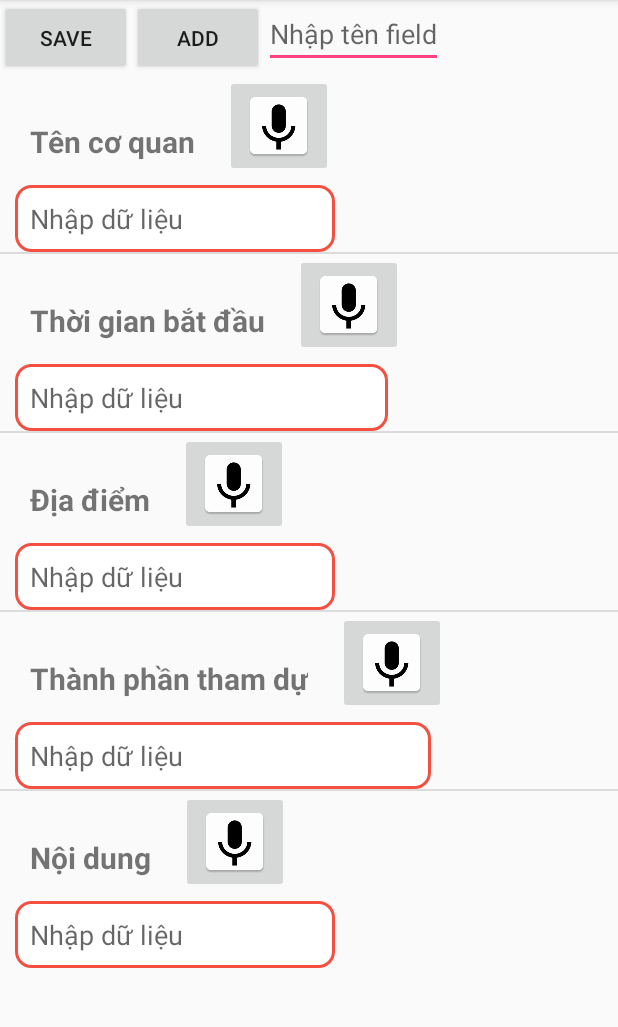
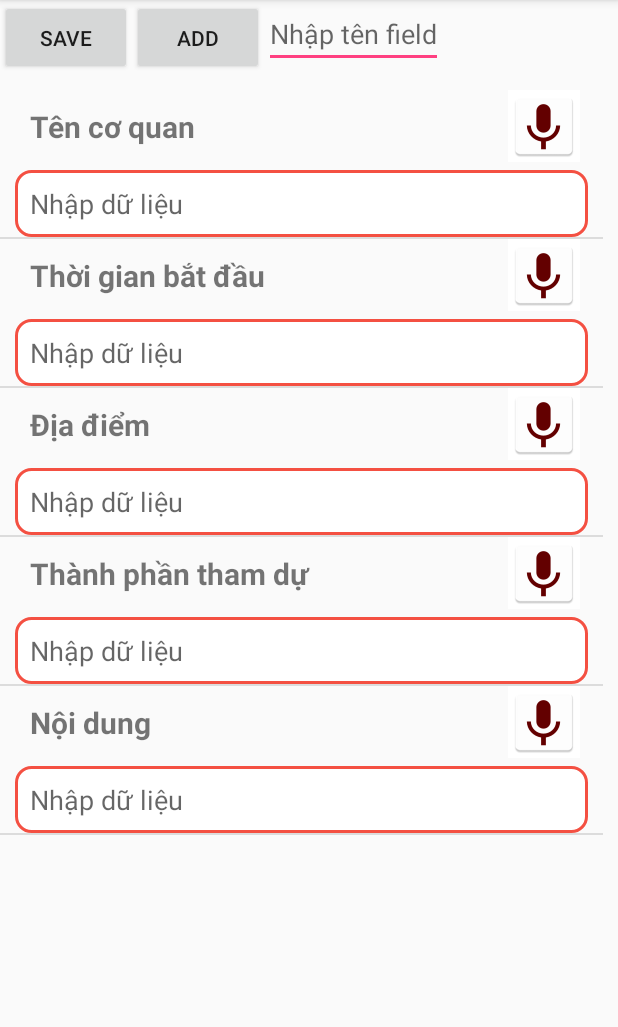
Before and after one commit to lazykitty267/LVTN, an Android app: the ReportDetailActivity screen opened directly, with no data from a screen before it, on a phone screen of 412 x 824 dp, the part 84-1111 px from its top. Run offline under Robolectric (Android 15) with nearby library versions, the phone set to English and light mode, and no system bars; libraries missing offline, so code that uses them is left out: com.github.angads25.filepicker; 1 statement that could not run was skipped.

Commit message:
update field listview

```diff
--- a/app/src/main/res/layout/activity_report_detail.xml
+++ b/app/src/main/res/layout/activity_report_detail.xml
@@ -28,9 +28,12 @@
             android:hint="Nhập tên field"/>
     </LinearLayout>
     <ListView
-        android:layout_width="wrap_content"
-        android:layout_height="wrap_content"
-        android:id="@+id/list_field"></ListView>
+        android:layout_width="match_parent"
+        android:layout_height="match_parent"
+        android:id="@+id/list_field"
+        android:layout_marginBottom="10dp"
+        android:layout_marginTop="10dp"
+        android:layout_marginRight="10dp"></ListView>
 
 
 </LinearLayout>
--- a/app/src/main/res/layout/item_inlist_field.xml
+++ b/app/src/main/res/layout/item_inlist_field.xml
@@ -12,20 +12,24 @@
             android:id="@+id/key_field"
             android:layout_width="wrap_content"
             android:layout_height="wrap_content"
-            android:text="Nội dung"
-            android:textStyle="bold"
-            android:textSize="20dp"
             android:layout_gravity="bottom|left"
-            android:textAlignment="center"
             android:layout_marginLeft="10dp"
             android:layout_marginRight="10dp"
-            android:padding="10dp"/>
+            android:layout_weight="1"
+            android:padding="10dp"
+            android:text="Nội dung"
+            android:textSize="20dp"
+            android:textStyle="bold" />
+
         <ImageButton
+            android:id="@+id/voice_button"
             android:layout_width="wrap_content"
             android:layout_height="wrap_content"
-            android:text="voice"
-            android:src="@mipmap/ic_voice"
-            android:id="@+id/voice_button"/>
+            android:layout_gravity="right"
+            android:layout_marginRight="15dp"
+            android:background="@color/white"
+            android:src="@mipmap/voice_icon"
+            android:text="voice" />
     </LinearLayout>
 
     <LinearLayout
@@ -33,21 +37,20 @@
         android:layout_height="wrap_content">
 
         <EditText
+            android:id="@+id/value_field"
             android:layout_width="match_parent"
             android:layout_height="match_parent"
-            android:inputType="textMultiLine"
-            android:ems="10"
-            android:id="@+id/value_field"
-            android:layout_weight="1"
-            android:layout_marginTop="5dp"
-            android:gravity="top|left"
-            android:scrollbars="vertical"
-            android:hint="Nhập dữ liệu"
-            android:background="@drawable/edittext"
             android:layout_marginLeft="10dp"
             android:layout_marginRight="10dp"
+            android:layout_marginTop="5dp"
+            android:layout_weight="1"
+            android:background="@drawable/edittext"
+            android:ems="10"
+            android:gravity="top|left"
+            android:hint="Nhập dữ liệu"
+            android:inputType="textMultiLine"
             android:padding="10dp"
-            />
+            android:scrollbars="vertical" />
     </LinearLayout>
 
 </LinearLayout>
```
Also changed, not shown: app/src/main/res/mipmap-hdpi/voice_icon.png (added), app/src/main/res/mipmap-mdpi/voice_icon.png (added), app/src/main/res/mipmap-xhdpi/voice_icon.png (added), app/src/main/res/mipmap-xxhdpi/voice_icon.png (added), app/src/main/res/mipmap-xxxhdpi/voice_icon.png (added), app/src/main/voice_icon-web.png (added).
